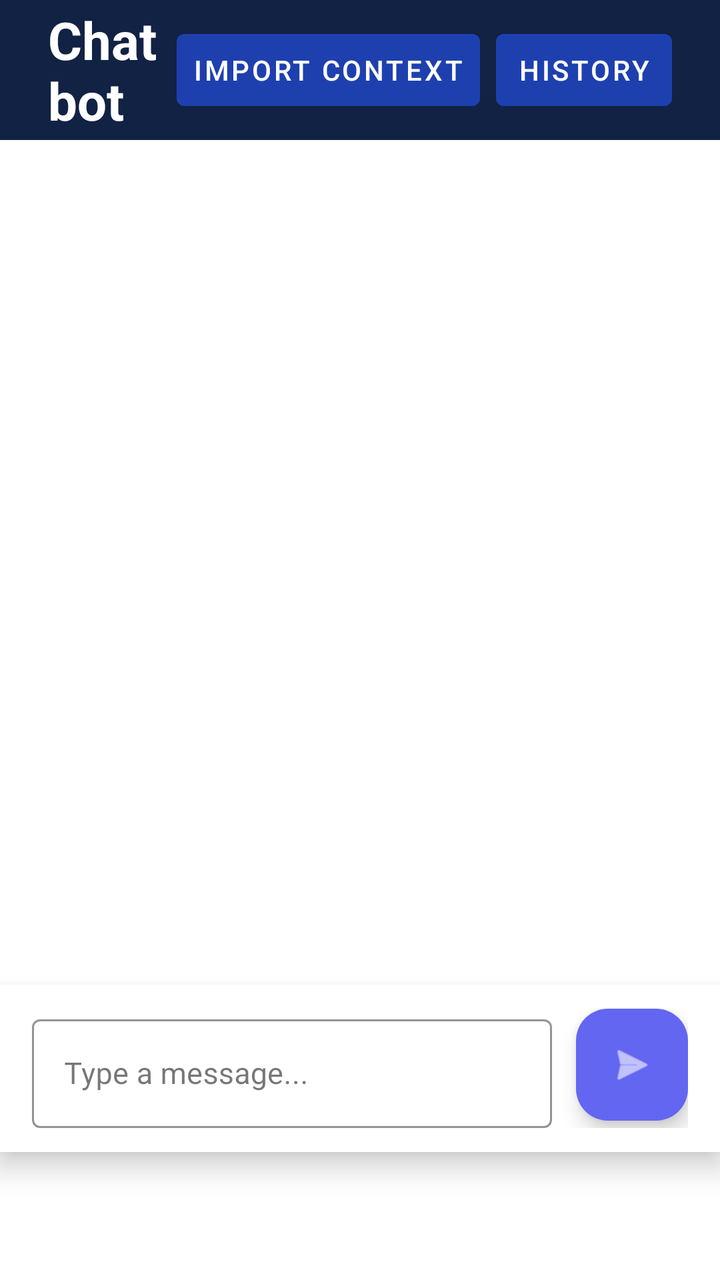
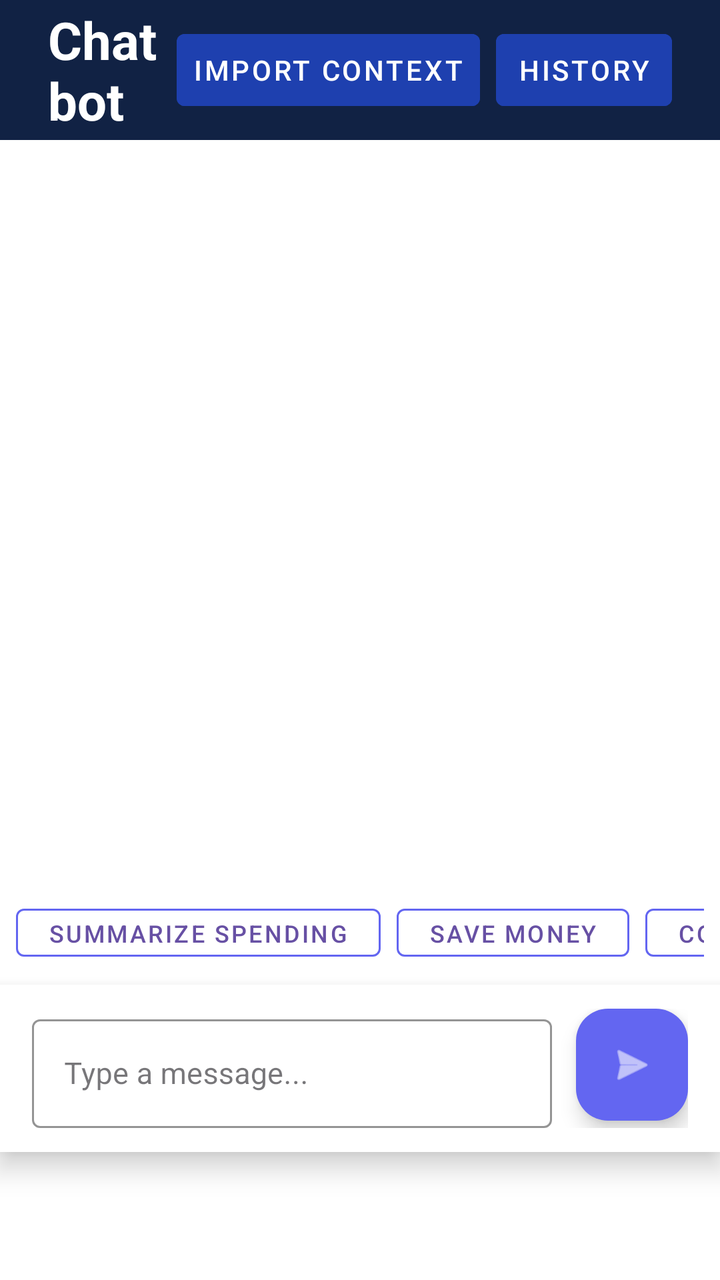

The first picture is an Android layout as it rendered before a commit; the second is the same layout after the commit. The layout source and the unified diff follow.
<!-- AndroidManifest.xml: application theme Theme.SprintProject -->
<!-- res/layout/activity_chatbot.xml -->
<?xml version="1.0" encoding="utf-8"?>
<androidx.constraintlayout.widget.ConstraintLayout xmlns:android="http://schemas.android.com/apk/res/android"
    xmlns:app="http://schemas.android.com/apk/res-auto"
    xmlns:tools="http://schemas.android.com/tools"
    android:layout_width="match_parent"
    android:layout_height="match_parent"
    android:background="@color/white"
    tools:context=".view.ChatbotFragment">

    
    <LinearLayout
        android:id="@+id/chatbot_header"
        android:layout_width="0dp"
        android:layout_height="70dp"
        android:background="#112244"
        android:gravity="center_vertical"
        android:orientation="horizontal"
        app:layout_constraintTop_toTopOf="parent"
        app:layout_constraintStart_toStartOf="parent"
        app:layout_constraintEnd_toEndOf="parent"
        android:paddingStart="24dp"
        android:paddingEnd="24dp">

        <TextView
            android:id="@+id/chatbot_text"
            android:layout_width="0dp"
            android:layout_height="wrap_content"
            android:layout_weight="1"
            android:text="Chatbot"
            android:textColor="@android:color/white"
            android:textSize="26sp"
            android:textStyle="bold" />

        <com.google.android.material.button.MaterialButton
            android:id="@+id/btn_import_context"
            android:layout_width="wrap_content"
            android:layout_height="wrap_content"
            android:text="Import Context"
            android:textColor="@android:color/white"
            android:backgroundTint="#1E40AF"
            style="@style/Widget.MaterialComponents.Button.TextButton"
            android:layout_marginEnd="8dp" />

        <com.google.android.material.button.MaterialButton
            android:id="@+id/btn_conversations"
            android:layout_width="wrap_content"
            android:layout_height="wrap_content"
            android:text="History"
            android:textColor="@android:color/white"
            android:backgroundTint="#1E40AF"
            style="@style/Widget.MaterialComponents.Button.TextButton" />
    </LinearLayout>

    
    <androidx.recyclerview.widget.RecyclerView
        android:id="@+id/recycler_messages"
        android:layout_width="0dp"
        android:layout_height="0dp"
        android:paddingTop="8dp"
        android:paddingBottom="8dp"
        android:layout_marginBottom="8dp"
        android:clipToPadding="false"
        android:scrollbars="vertical"
        app:layout_constraintTop_toBottomOf="@id/chatbot_header"
        app:layout_constraintBottom_toTopOf="@id/layout_input_container"
        app:layout_constraintStart_toStartOf="parent"
        app:layout_constraintEnd_toEndOf="parent" />

    
    <LinearLayout
        android:id="@+id/layout_empty_state"
        android:layout_width="0dp"
        android:layout_height="wrap_content"
        android:orientation="vertical"
        android:gravity="center"
        android:padding="40dp"
        android:visibility="gone"
        app:layout_constraintTop_toBottomOf="@id/chatbot_header"
        app:layout_constraintBottom_toTopOf="@id/layout_input_container"
        app:layout_constraintStart_toStartOf="parent"
        app:layout_constraintEnd_toEndOf="parent">

        <ImageView
            android:layout_width="64dp"
            android:layout_height="64dp"
            android:src="@android:drawable/ic_dialog_info"
            android:alpha="0.3"
            android:tint="#6366F1" />

        <TextView
            android:id="@+id/text_empty_message"
            android:layout_width="wrap_content"
            android:layout_height="wrap_content"
            android:layout_marginTop="16dp"
            android:text="Start a conversation"
            android:textColor="#64748B"
            android:textSize="18sp"
            android:fontFamily="sans-serif-medium" />

        <TextView
            android:layout_width="wrap_content"
            android:layout_height="wrap_content"
            android:layout_marginTop="8dp"
            android:text="Ask me about your finances, budgets, or expenses"
            android:textColor="#94A3B8"
            android:textSize="14sp"
            android:gravity="center"
            android:fontFamily="sans-serif" />

    </LinearLayout>

    
    <TextView
        android:id="@+id/text_error"
        android:layout_width="0dp"
        android:layout_height="wrap_content"
        android:layout_marginStart="16dp"
        android:layout_marginEnd="16dp"
        android:layout_marginBottom="8dp"
        android:padding="12dp"
        android:background="#FEE2E2"
        android:textColor="#DC2626"
        android:textSize="14sp"
        android:visibility="gone"
        android:fontFamily="sans-serif"
        app:layout_constraintBottom_toTopOf="@id/layout_input_container"
        app:layout_constraintStart_toStartOf="parent"
        app:layout_constraintEnd_toEndOf="parent" />

    
    <LinearLayout
        android:id="@+id/layout_input_container"
        android:layout_width="0dp"
        android:layout_height="wrap_content"
        android:orientation="horizontal"
        android:background="@color/white"
        android:elevation="8dp"
        android:paddingStart="16dp"
        android:paddingEnd="16dp"
        android:paddingTop="12dp"
        android:paddingBottom="12dp"
        android:layout_marginBottom="64dp"
        app:layout_constraintBottom_toBottomOf="parent"
        app:layout_constraintStart_toStartOf="parent"
        app:layout_constraintEnd_toEndOf="parent">

        <com.google.android.material.textfield.TextInputLayout
            android:layout_width="0dp"
            android:layout_height="wrap_content"
            android:layout_weight="1"
            android:hint="Type a message..."
            app:boxBackgroundMode="outline"
            app:boxStrokeColor="#6366F1"
            app:hintTextColor="#6366F1"
            style="@style/Widget.MaterialComponents.TextInputLayout.OutlinedBox">

            <com.google.android.material.textfield.TextInputEditText
                android:id="@+id/edit_message_input"
                android:layout_width="match_parent"
                android:layout_height="wrap_content"
                android:maxLines="4"
                android:inputType="textMultiLine"
                android:textSize="15sp"
                android:fontFamily="sans-serif" />

        </com.google.android.material.textfield.TextInputLayout>

        <com.google.android.material.floatingactionbutton.FloatingActionButton
            android:id="@+id/fab_send"
            android:layout_width="wrap_content"
            android:layout_height="wrap_content"
            android:layout_marginStart="12dp"
            android:contentDescription="Send message"
            app:srcCompat="@android:drawable/ic_menu_send"
            app:backgroundTint="#6366F1"
            app:tint="@color/white"
            app:fabSize="normal" />

    </LinearLayout>

    
    <ProgressBar
        android:id="@+id/progress_loading"
        android:layout_width="wrap_content"
        android:layout_height="wrap_content"
        android:visibility="gone"
        android:indeterminateTint="#6366F1"
        app:layout_constraintTop_toBottomOf="@id/chatbot_header"
        app:layout_constraintBottom_toTopOf="@id/layout_input_container"
        app:layout_constraintStart_toStartOf="parent"
        app:layout_constraintEnd_toEndOf="parent" />

</androidx.constraintlayout.widget.ConstraintLayout>
<!-- resources referenced by this layout -->
<resources>
  <color name="white">#FFFFFFFF</color>
  <style name="Theme.SprintProject" parent="Base.Theme.SprintProject" />
  <style name="Base.Theme.SprintProject" parent="Theme.Material3.DayNight.NoActionBar">
          
      </style>
</resources>

<!-- the commit's change to res/layout/activity_chatbot.xml (unified diff, before → after) -->
@@ -62,7 +62,7 @@
         android:clipToPadding="false"
         android:scrollbars="vertical"
         app:layout_constraintTop_toBottomOf="@id/chatbot_header"
-        app:layout_constraintBottom_toTopOf="@id/layout_input_container"
+        app:layout_constraintBottom_toTopOf="@id/scroll_commands"
         app:layout_constraintStart_toStartOf="parent"
         app:layout_constraintEnd_toEndOf="parent" />
 
@@ -128,6 +128,74 @@
         app:layout_constraintEnd_toEndOf="parent" />
 
     
+    <HorizontalScrollView
+        android:id="@+id/scroll_commands"
+        android:layout_width="0dp"
+        android:layout_height="wrap_content"
+        android:scrollbars="none"
+        android:fadeScrollbars="true"
+        android:layout_marginStart="8dp"
+        android:layout_marginEnd="8dp"
+        android:layout_marginBottom="8dp"
+        app:layout_constraintBottom_toTopOf="@id/layout_input_container"
+        app:layout_constraintStart_toStartOf="parent"
+        app:layout_constraintEnd_toEndOf="parent">
+
+        <LinearLayout
+            android:layout_width="wrap_content"
+            android:layout_height="wrap_content"
+            android:orientation="horizontal"
+            android:gravity="center_vertical">
+
+            <com.google.android.material.button.MaterialButton
+                android:id="@+id/btn_cmd_summarize"
+                android:layout_width="wrap_content"
+                android:layout_height="36dp"
+                android:text="Summarize Spending"
+                android:textSize="12sp"
+                android:layout_marginEnd="8dp"
+                style="@style/Widget.MaterialComponents.Button.OutlinedButton"
+                app:strokeColor="#6366F1"
+                app:strokeWidth="1dp" />
+
+            <com.google.android.material.button.MaterialButton
+                android:id="@+id/btn_cmd_save_money"
+                android:layout_width="wrap_content"
+                android:layout_height="36dp"
+                android:text="Save Money"
+                android:textSize="12sp"
+                android:layout_marginEnd="8dp"
+                style="@style/Widget.MaterialComponents.Button.OutlinedButton"
+                app:strokeColor="#6366F1"
+                app:strokeWidth="1dp" />
+
+            <com.google.android.material.button.MaterialButton
+                android:id="@+id/btn_cmd_compare"
+                android:layout_width="wrap_content"
+                android:layout_height="36dp"
+                android:text="Compare Months"
+                android:textSize="12sp"
+                android:layout_marginEnd="8dp"
+                style="@style/Widget.MaterialComponents.Button.OutlinedButton"
+                app:strokeColor="#6366F1"
+                app:strokeWidth="1dp" />
+
+            <com.google.android.material.button.MaterialButton
+                android:id="@+id/btn_cmd_budget"
+                android:layout_width="wrap_content"
+                android:layout_height="36dp"
+                android:text="Budget Status"
+                android:textSize="12sp"
+                android:layout_marginEnd="8dp"
+                style="@style/Widget.MaterialComponents.Button.OutlinedButton"
+                app:strokeColor="#6366F1"
+                app:strokeWidth="1dp" />
+
+        </LinearLayout>
+
+    </HorizontalScrollView>
+
+    
     <LinearLayout
         android:id="@+id/layout_input_container"
         android:layout_width="0dp"
